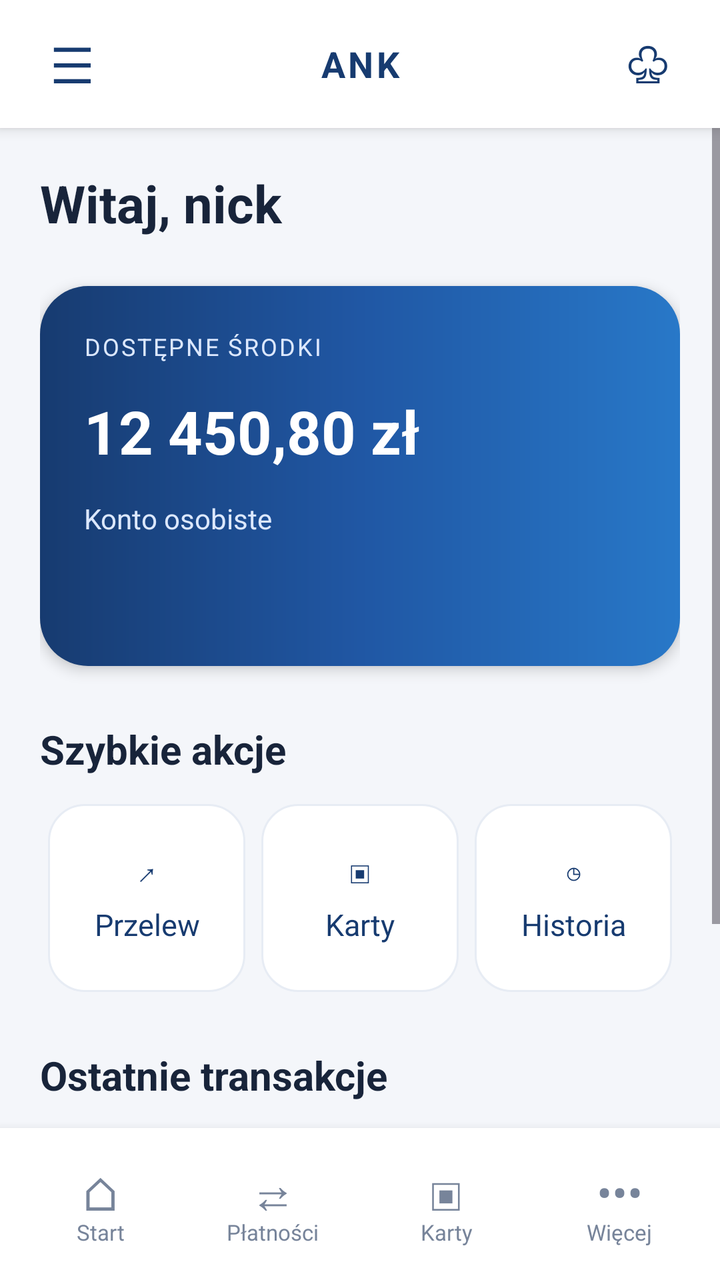
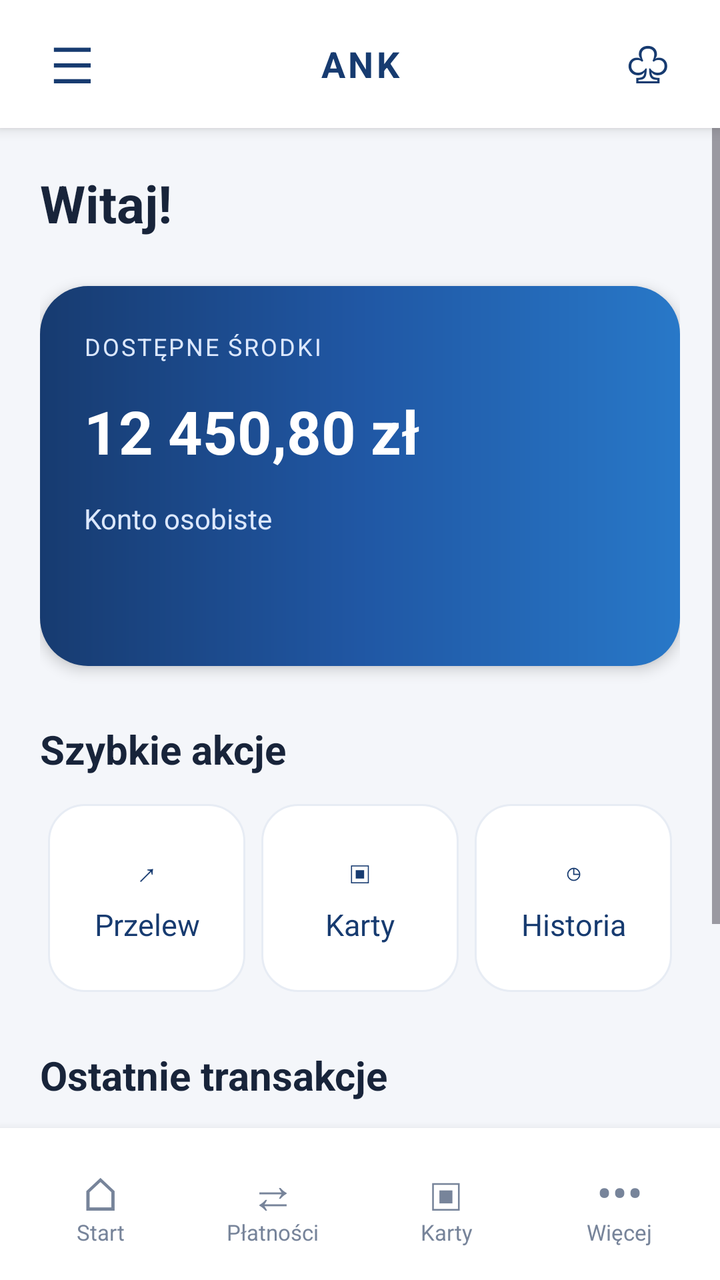

An Android layout rendered at two revisions. The XML below is the earlier revision; the diff shows what the commit changed to produce the second picture.
<!-- AndroidManifest.xml: application theme Theme.Bank3 -->
<!-- res/layout/activity_main_menu.xml -->
<?xml version="1.0" encoding="utf-8"?>
<androidx.drawerlayout.widget.DrawerLayout
    xmlns:android="http://schemas.android.com/apk/res/android"
    android:id="@+id/drawerLayout"
    android:layout_width="match_parent"
    android:layout_height="match_parent"
    android:background="#F4F6FA">

    
    <LinearLayout
        android:layout_width="match_parent"
        android:layout_height="match_parent"
        android:orientation="vertical">

        
        <LinearLayout
            android:layout_width="match_parent"
            android:layout_height="64dp"
            android:gravity="center_vertical"
            android:paddingHorizontal="12dp"
            android:background="#FFFFFF"
            android:elevation="4dp">

            <TextView
                android:id="@+id/btnProfile"
                android:layout_width="48dp"
                android:layout_height="48dp"
                android:gravity="center"
                android:text="☰"
                android:textSize="25sp"
                android:textColor="#173B70"
                android:contentDescription="Otwórz panel profilu"
                android:background="?attr/selectableItemBackgroundBorderless" />

            <TextView
                android:layout_width="0dp"
                android:layout_height="wrap_content"
                android:layout_weight="1"
                android:gravity="center"
                android:text="ANK"
                android:textColor="#173B70"
                android:textSize="18sp"
                android:textStyle="bold"
                android:letterSpacing="0.08" />

            <TextView
                android:id="@+id/btnNotifications"
                android:layout_width="48dp"
                android:layout_height="48dp"
                android:gravity="center"
                android:text="♧"
                android:textSize="25sp"
                android:textColor="#173B70"
                android:contentDescription="Powiadomienia" />

        </LinearLayout>

        
        <FrameLayout
            android:id="@+id/contentFrame"
            android:layout_width="match_parent"
            android:layout_height="0dp"
            android:layout_weight="1">

            <ScrollView
                android:id="@+id/homeScroll"
                android:layout_width="match_parent"
                android:layout_height="match_parent"
                android:fillViewport="true">

                <LinearLayout
                    android:layout_width="match_parent"
                    android:layout_height="wrap_content"
                    android:orientation="vertical"
                    android:padding="20dp">

                    <TextView
                        android:layout_width="match_parent"
                        android:layout_height="wrap_content"
                        android:text="Witaj, nick"
                        android:textColor="#18243A"
                        android:textSize="26sp"
                        android:textStyle="bold" />

                    
                    <LinearLayout
                        android:layout_width="match_parent"
                        android:layout_height="190dp"
                        android:layout_marginTop="24dp"
                        android:background="@drawable/bg_balance_card"
                        android:orientation="vertical"
                        android:padding="22dp"
                        android:elevation="4dp">

                        <TextView
                            android:layout_width="wrap_content"
                            android:layout_height="wrap_content"
                            android:text="DOSTĘPNE ŚRODKI"
                            android:textColor="#DCE8FF"
                            android:textSize="12sp"
                            android:letterSpacing="0.08" />

                        <TextView
                            android:id="@+id/txtBalance"
                            android:layout_width="match_parent"
                            android:layout_height="wrap_content"
                            android:layout_marginTop="14dp"
                            android:text="12 450,80 zł"
                            android:textColor="#FFFFFF"
                            android:textSize="30sp"
                            android:textStyle="bold" />

                        <TextView
                            android:layout_width="wrap_content"
                            android:layout_height="wrap_content"
                            android:layout_marginTop="14dp"
                            android:text="Konto osobiste"
                            android:textColor="#DCE8FF"
                            android:textSize="14sp" />

                    </LinearLayout>

                    <TextView
                        android:layout_width="match_parent"
                        android:layout_height="wrap_content"
                        android:layout_marginTop="28dp"
                        android:text="Szybkie akcje"
                        android:textColor="#18243A"
                        android:textSize="20sp"
                        android:textStyle="bold" />

                    <LinearLayout
                        android:layout_width="match_parent"
                        android:layout_height="wrap_content"
                        android:layout_marginTop="14dp"
                        android:orientation="horizontal"
                        android:weightSum="3">

                        <TextView
                            android:id="@+id/actionTransfer"
                            style="@style/QuickAction"
                            android:layout_width="0dp"
                            android:layout_weight="1"
                            android:text="↗&#10;Przelew" />

                        <TextView
                            android:id="@+id/actionCards"
                            style="@style/QuickAction"
                            android:layout_width="0dp"
                            android:layout_weight="1"
                            android:text="▣&#10;Karty" />

                        <TextView
                            android:id="@+id/actionHistory"
                            style="@style/QuickAction"
                            android:layout_width="0dp"
                            android:layout_weight="1"
                            android:text="◷&#10;Historia" />

                    </LinearLayout>

                    <TextView
                        android:layout_width="match_parent"
                        android:layout_height="wrap_content"
                        android:layout_marginTop="28dp"
                        android:text="Ostatnie transakcje"
                        android:textColor="#18243A"
                        android:textSize="20sp"
                        android:textStyle="bold" />

                    <LinearLayout
                        android:layout_width="match_parent"
                        android:layout_height="wrap_content"
                        android:layout_marginTop="14dp"
                        android:background="#FFFFFF"
                        android:orientation="vertical"
                        android:padding="14dp">

                        <TextView
                            android:layout_width="match_parent"
                            android:layout_height="wrap_content"
                            android:padding="10dp"
                            android:text="Sklep spożywczy     −42,50 zł"
                            android:textColor="#26334A"
                            android:textSize="14sp" />

                        <View
                            android:layout_width="match_parent"
                            android:layout_height="1dp"
                            android:background="#E8ECF2" />

                        <TextView
                            android:layout_width="match_parent"
                            android:layout_height="wrap_content"
                            android:padding="10dp"
                            android:text="Wynagrodzenie     +5 200,00 zł"
                            android:textColor="#16845B"
                            android:textSize="14sp" />

                    </LinearLayout>

                </LinearLayout>
            </ScrollView>
        </FrameLayout>

        
        <LinearLayout
            android:id="@+id/bottomNavigation"
            android:layout_width="match_parent"
            android:layout_height="76dp"
            android:orientation="horizontal"
            android:gravity="center"
            android:padding="7dp"
            android:background="#FFFFFF"
            android:elevation="8dp">

            <LinearLayout
                android:id="@+id/navHome"
                style="@style/BottomNavItem"
                android:layout_width="0dp"
                android:layout_weight="1">

                <TextView
                    style="@style/BottomNavIcon"
                    android:text="⌂" />

                <TextView
                    style="@style/BottomNavLabel"
                    android:text="Start" />
            </LinearLayout>

            <LinearLayout
                android:id="@+id/navPayments"
                style="@style/BottomNavItem"
                android:layout_width="0dp"
                android:layout_weight="1">

                <TextView
                    style="@style/BottomNavIcon"
                    android:text="⇄" />

                <TextView
                    style="@style/BottomNavLabel"
                    android:text="Płatności" />
            </LinearLayout>

            <LinearLayout
                android:id="@+id/navCards"
                style="@style/BottomNavItem"
                android:layout_width="0dp"
                android:layout_weight="1">

                <TextView
                    style="@style/BottomNavIcon"
                    android:text="▣" />

                <TextView
                    style="@style/BottomNavLabel"
                    android:text="Karty" />
            </LinearLayout>

            <LinearLayout
                android:id="@+id/navMore"
                style="@style/BottomNavItem"
                android:layout_width="0dp"
                android:layout_weight="1">

                <TextView
                    style="@style/BottomNavIcon"
                    android:text="•••" />

                <TextView
                    style="@style/BottomNavLabel"
                    android:text="Więcej" />
            </LinearLayout>

        </LinearLayout>
    </LinearLayout>

    
    <LinearLayout
        android:id="@+id/profileDrawer"
        android:layout_width="300dp"
        android:layout_height="match_parent"
        android:layout_gravity="start"
        android:orientation="vertical"
        android:padding="20dp"
        android:background="#FFFFFF"
        android:elevation="16dp">

        <LinearLayout
            android:layout_width="match_parent"
            android:layout_height="155dp"
            android:orientation="vertical"
            android:gravity="center_vertical"
            android:padding="18dp"
            android:background="@drawable/bg_balance_card">

            <TextView
                android:layout_width="match_parent"
                android:layout_height="wrap_content"
                android:text="NOVA BANK"
                android:textColor="#DCE8FF"
                android:textSize="13sp" />

            <TextView
                android:layout_width="match_parent"
                android:layout_height="wrap_content"
                android:layout_marginTop="8dp"
                android:text="Twój profil"
                android:textColor="#FFFFFF"
                android:textSize="25sp"
                android:textStyle="bold" />
        </LinearLayout>

        <TextView
            android:id="@+id/drawerProfile"
            style="@style/DrawerItem"
            android:text="♙   Moje dane" />

        <TextView
            android:id="@+id/drawerSettings"
            style="@style/DrawerItem"
            android:text="⚙   Ustawienia" />

        <TextView
            android:id="@+id/drawerPrivacy"
            style="@style/DrawerItem"
            android:text="♧   Bezpieczeństwo" />

        <View
            android:layout_width="match_parent"
            android:layout_height="1dp"
            android:layout_marginTop="12dp"
            android:background="#E8ECF2" />

        <TextView
            android:id="@+id/btnLogout"
            style="@style/DrawerItem"
            android:text="↪   Wyloguj się"
            android:textColor="#C23A48" />

    </LinearLayout>

</androidx.drawerlayout.widget.DrawerLayout>
<!-- resources referenced by this layout -->
<resources>
  <!-- drawable bg_balance_card (drawable) -->
  <?xml version="1.0" encoding="utf-8"?>
  <shape xmlns:android="http://schemas.android.com/apk/res/android">
      <corners android:radius="24dp" />
      <gradient
          android:angle="0"
          android:startColor="#173B70"
          android:centerColor="#2057A4"
          android:endColor="#2878C8" />
  </shape>
  <style name="BottomNavIcon">
          <item name="android:layout_width">match_parent</item>
          <item name="android:layout_height">28dp</item>
          <item name="android:gravity">center</item>
          <item name="android:textSize">23sp</item>
          <item name="android:textColor">#77849A</item>
      </style>
  <style name="BottomNavItem">
          <item name="android:orientation">vertical</item>
          <item name="android:gravity">center</item>
          <item name="android:layout_height">match_parent</item>
          <item name="android:layout_marginHorizontal">3dp</item>
          <item name="android:background">@drawable/bg_nav_inactive</item>
          <item name="android:clickable">true</item>
          <item name="android:focusable">true</item>
      </style>
  <style name="BottomNavLabel">
          <item name="android:layout_width">match_parent</item>
          <item name="android:layout_height">wrap_content</item>
          <item name="android:gravity">center</item>
          <item name="android:textSize">11sp</item>
          <item name="android:textColor">#77849A</item>
          <item name="android:maxLines">1</item>
      </style>
  <style name="DrawerItem">
          <item name="android:layout_width">match_parent</item>
          <item name="android:layout_height">56dp</item>
          <item name="android:gravity">center_vertical</item>
          <item name="android:textSize">16sp</item>
          <item name="android:textColor">#26334A</item>
          <item name="android:paddingStart">12dp</item>
          <item name="android:clickable">true</item>
          <item name="android:focusable">true</item>
      </style>
  <style name="QuickAction">
          <item name="android:gravity">center</item>
          <item name="android:orientation">vertical</item>
          <item name="android:layout_height">94dp</item>
          <item name="android:layout_marginHorizontal">4dp</item>
          <item name="android:background">@drawable/bg_quick_action</item>
          <item name="android:textColor">#173B70</item>
          <item name="android:textSize">15sp</item>
          <item name="android:lineSpacingExtra">8dp</item>
          <item name="android:clickable">true</item>
          <item name="android:focusable">true</item>
      </style>
  <style name="Theme.Bank3" parent="Base.Theme.Bank3" />
  <!-- drawable bg_nav_inactive (drawable) -->
  <?xml version="1.0" encoding="utf-8"?>
  <shape xmlns:android="http://schemas.android.com/apk/res/android">
      <corners android:radius="18dp" />
      <solid android:color="#FFFFFF" />
  </shape>
  <!-- drawable bg_quick_action (drawable) -->
  <?xml version="1.0" encoding="utf-8"?>
  <shape xmlns:android="http://schemas.android.com/apk/res/android">
      <corners android:radius="18dp" />
      <solid android:color="#FFFFFF" />
      <stroke
          android:width="1dp"
          android:color="#E7ECF4" />
  </shape>
  <style name="Base.Theme.Bank3" parent="Theme.Material3.DayNight.NoActionBar">
          
          
      </style>
</resources>

<!-- the commit's change to res/layout/activity_main_menu.xml (unified diff, before → after) -->
@@ -75,9 +75,10 @@
                     android:padding="20dp">
 
                     <TextView
-                        android:layout_width="match_parent"
-                        android:layout_height="wrap_content"
-                        android:text="Witaj, nick"
+                        android:id="@+id/txtWelcome"
+                        android:layout_width="match_parent"
+                        android:layout_height="wrap_content"
+                        android:text="Witaj!"
                         android:textColor="#18243A"
                         android:textSize="26sp"
                         android:textStyle="bold" />
